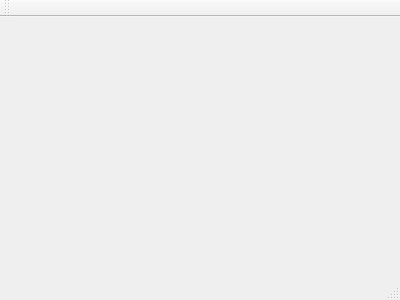
Old version of the form Mainwindow.ui in the repository Spleeen/GOF.
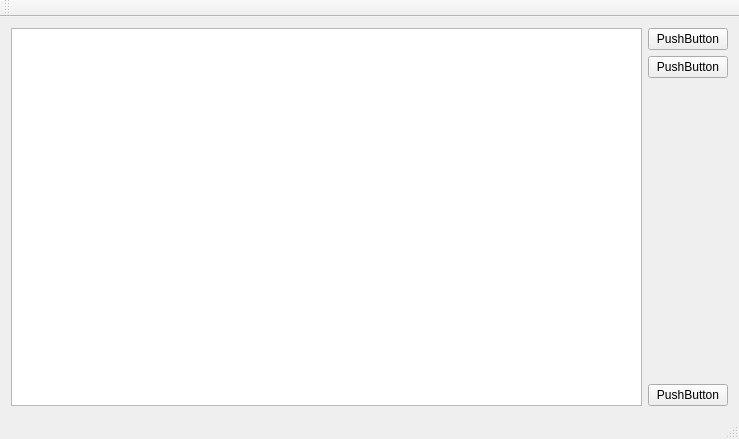
New version of the form.

Commit message: Redémarrage d’une interface graphique

Diff of the .ui file:
```diff
--- a/Mainwindow.ui
+++ b/Mainwindow.ui
@@ -1,24 +1,83 @@
 <ui version="4.0">
  <class>MainWindow</class>
- <widget class="QMainWindow" name="MainWindow" >
-  <property name="geometry" >
+ <widget class="QMainWindow" name="MainWindow">
+  <property name="geometry">
    <rect>
     <x>0</x>
     <y>0</y>
-    <width>400</width>
-    <height>300</height>
+    <width>739</width>
+    <height>439</height>
    </rect>
   </property>
   <property name="windowTitle" >
    <string>MainWindow</string>
   </property>
-  <widget class="QMenuBar" name="menuBar" />
-  <widget class="QToolBar" name="mainToolBar" />
-  <widget class="QWidget" name="centralWidget" />
-  <widget class="QStatusBar" name="statusBar" />
+  <widget class="QWidget" name="centralWidget">
+   <layout class="QHBoxLayout" name="horizontalLayout">
+    <item>
+     <widget class="QGraphicsView" name="graphicsView"/>
+    </item>
+    <item>
+     <layout class="QVBoxLayout" name="verticalLayout">
+      <item>
+       <widget class="QPushButton" name="pushButton_2">
+        <property name="text">
+         <string>PushButton</string>
+        </property>
+       </widget>
+      </item>
+      <item>
+       <widget class="QPushButton" name="pushButton">
+        <property name="text">
+         <string>PushButton</string>
+        </property>
+       </widget>
+      </item>
+      <item>
+       <spacer name="verticalSpacer">
+        <property name="orientation">
+         <enum>Qt::Vertical</enum>
+        </property>
+        <property name="sizeHint" stdset="0">
+         <size>
+          <width>20</width>
+          <height>40</height>
+         </size>
+        </property>
+       </spacer>
+      </item>
+      <item>
+       <widget class="QPushButton" name="pushButton_3">
+        <property name="text">
+         <string>PushButton</string>
+        </property>
+       </widget>
+      </item>
+     </layout>
+    </item>
+   </layout>
+  </widget>
+  <widget class="QMenuBar" name="menuBar">
+   <property name="geometry">
+    <rect>
+     <x>0</x>
+     <y>0</y>
+     <width>739</width>
+     <height>21</height>
+    </rect>
+   </property>
+  </widget>
+  <widget class="QToolBar" name="mainToolBar">
+   <attribute name="toolBarArea">
+    <enum>TopToolBarArea</enum>
+   </attribute>
+   <attribute name="toolBarBreak">
+    <bool>false</bool>
+   </attribute>
+  </widget>
+  <widget class="QStatusBar" name="statusBar"/>
  </widget>
- <layoutDefault spacing="6" margin="11" />
- <pixmapfunction></pixmapfunction>
+ <layoutdefault spacing="6" margin="11"/>
  <resources/>
  <connections/>
 </ui>
```
Left out of the diff: 3 changed lines with no effect on the pictures. The commit also changes 1 other file.
